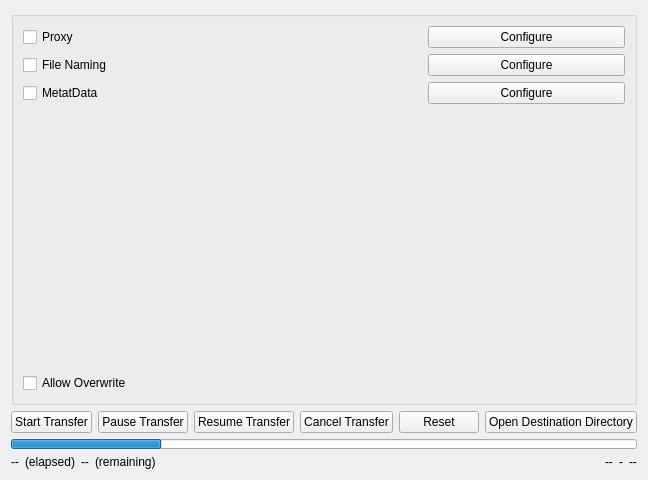
Qt form Libs/UserInterfaces/SourceFunctions.ui (AltaArts/SourceTab--Prism-Plugin) before a commit.
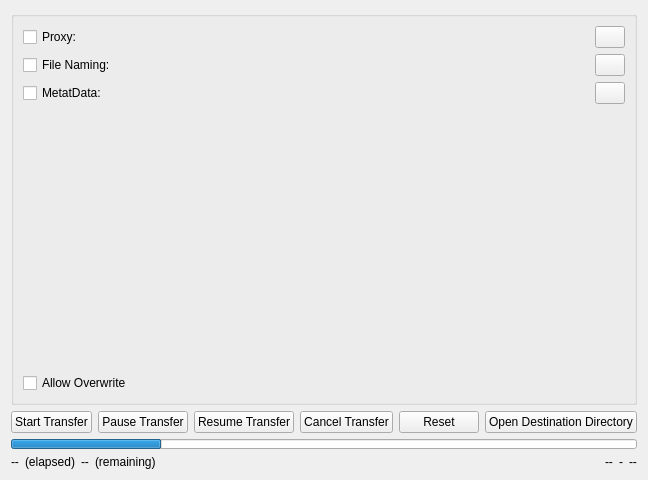
The same form after that commit.

What changed in the file:
```diff
--- a/Libs/UserInterfaces/SourceFunctions.ui
+++ b/Libs/UserInterfaces/SourceFunctions.ui
@@ -6,7 +6,7 @@
    <rect>
     <x>0</x>
     <y>0</y>
-    <width>460</width>
+    <width>617</width>
     <height>480</height>
    </rect>
   </property>
@@ -22,6 +22,9 @@
   <layout class="QHBoxLayout" name="horizontalLayout">
    <item>
     <widget class="QSplitter" name="splitter">
+     <property name="orientation">
+      <enum>Qt::Orientation::Horizontal</enum>
+     </property>
      <widget class="QWidget" name="w_functions" native="true">
       <property name="sizePolicy">
        <sizepolicy hsizetype="Preferred" vsizetype="Preferred">
@@ -55,8 +58,26 @@
            <layout class="QHBoxLayout" name="lo_ovr_proxy">
             <item>
              <widget class="QCheckBox" name="chb_ovr_proxy">
+              <property name="sizePolicy">
+               <sizepolicy hsizetype="Fixed" vsizetype="Fixed">
+                <horstretch>0</horstretch>
+                <verstretch>0</verstretch>
+               </sizepolicy>
+              </property>
+              <property name="minimumSize">
+               <size>
+                <width>100</width>
+                <height>0</height>
+               </size>
+              </property>
+              <property name="maximumSize">
+               <size>
+                <width>100</width>
+                <height>16777215</height>
+               </size>
+              </property>
               <property name="text">
-               <string>Proxy</string>
+               <string>Proxy:</string>
               </property>
              </widget>
             </item>
@@ -69,8 +90,26 @@
             </item>
             <item>
              <widget class="QPushButton" name="b_ovr_config_proxy">
+              <property name="sizePolicy">
+               <sizepolicy hsizetype="Fixed" vsizetype="Fixed">
+                <horstretch>0</horstretch>
+                <verstretch>0</verstretch>
+               </sizepolicy>
+              </property>
+              <property name="minimumSize">
+               <size>
+                <width>30</width>
+                <height>0</height>
+               </size>
+              </property>
+              <property name="maximumSize">
+               <size>
+                <width>30</width>
+                <height>16777215</height>
+               </size>
+              </property>
               <property name="text">
-               <string>Configure</string>
+               <string/>
               </property>
              </widget>
             </item>
@@ -80,8 +119,26 @@
            <layout class="QHBoxLayout" name="lo_ovr_fileNaming">
             <item>
              <widget class="QCheckBox" name="chb_ovr_fileNaming">
+              <property name="sizePolicy">
+               <sizepolicy hsizetype="Fixed" vsizetype="Fixed">
+                <horstretch>0</horstretch>
+                <verstretch>0</verstretch>
+               </sizepolicy>
+              </property>
+              <property name="minimumSize">
+               <size>
+                <width>100</width>
+                <height>0</height>
+               </size>
+              </property>
+              <property name="maximumSize">
+               <size>
+                <width>100</width>
+                <height>16777215</height>
+               </size>
+              </property>
               <property name="text">
-               <string>File Naming</string>
+               <string>File Naming:</string>
               </property>
              </widget>
             </item>
@@ -94,8 +151,26 @@
             </item>
             <item>
              <widget class="QPushButton" name="b_ovr_config_fileNaming">
+              <property name="sizePolicy">
+               <sizepolicy hsizetype="Fixed" vsizetype="Fixed">
+                <horstretch>0</horstretch>
+                <verstretch>0</verstretch>
+               </sizepolicy>
+              </property>
+              <property name="minimumSize">
+               <size>
+                <width>30</width>
+                <height>0</height>
+               </size>
+              </property>
+              <property name="maximumSize">
+               <size>
+                <width>30</width>
+                <height>16777215</height>
+               </size>
+              </property>
               <property name="text">
-               <string>Configure</string>
+               <string/>
               </property>
              </widget>
             </item>
@@ -105,8 +180,26 @@
            <layout class="QHBoxLayout" name="lo_ovr_metadata">
             <item>
              <widget class="QCheckBox" name="chb_ovr_metadata">
+              <property name="sizePolicy">
+               <sizepolicy hsizetype="Fixed" vsizetype="Fixed">
+                <horstretch>0</horstretch>
+                <verstretch>0</verstretch>
+               </sizepolicy>
+              </property>
+              <property name="minimumSize">
+               <size>
+                <width>100</width>
+                <height>0</height>
+               </size>
+              </property>
+              <property name="maximumSize">
+               <size>
+                <width>100</width>
+                <height>16777215</height>
+               </size>
+              </property>
               <property name="text">
-               <string>MetatData</string>
+               <string>MetatData:</string>
               </property>
              </widget>
             </item>
@@ -119,8 +212,26 @@
             </item>
             <item>
              <widget class="QPushButton" name="b_ovr_config_metadata">
+              <property name="sizePolicy">
+               <sizepolicy hsizetype="Fixed" vsizetype="Fixed">
+                <horstretch>0</horstretch>
+                <verstretch>0</verstretch>
+               </sizepolicy>
+              </property>
+              <property name="minimumSize">
+               <size>
+                <width>30</width>
+                <height>0</height>
+               </size>
+              </property>
+              <property name="maximumSize">
+               <size>
+                <width>30</width>
+                <height>16777215</height>
+               </size>
+              </property>
               <property name="text">
-               <string>Configure</string>
+               <string/>
               </property>
              </widget>
             </item>
```
Left out of the diff: 6 changed lines with no effect on the pictures.
